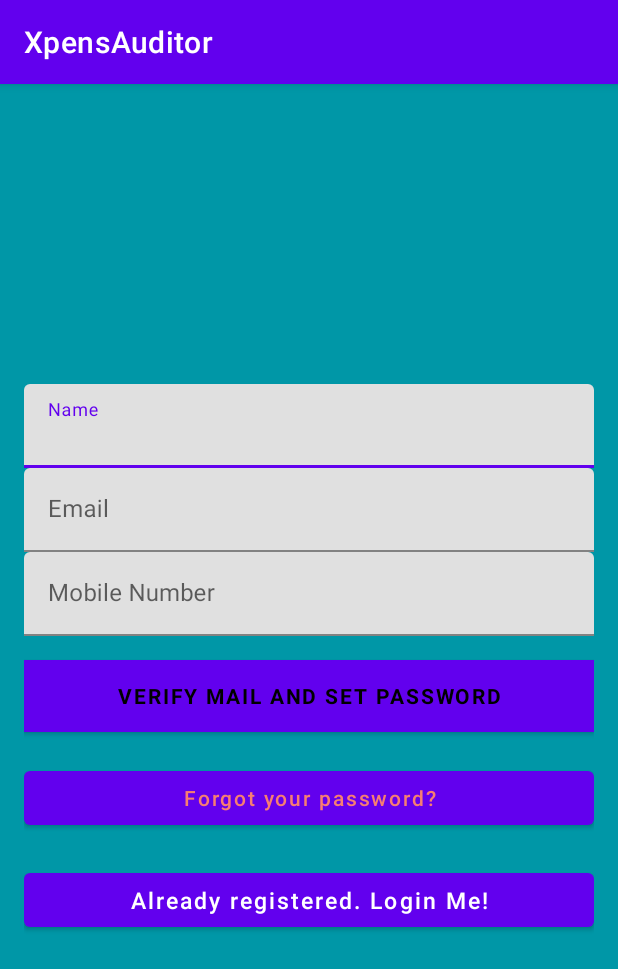
After one commit to SaiPavanYalla/XpensAuditor, an Android app: the SignupActivity screen opened directly, with no data from a screen before it, on a phone screen of 412 x 824 dp. The commit adds this screen. Shown: the top 969 px of the screen. Run offline under Robolectric (Android 15) with nearby library versions, the phone set to English and light mode, and no system bars; our stand-ins replace Firebase (no records; nobody signed in at launch, a user with empty details on screens opened directly); libraries missing offline, so code that uses them is left out: com.firebase.client; 1 statement that could not run was skipped.

Commit message:
SignUp & ResetPassword pages added

```diff
--- a/XpensAuditor/app/build.gradle
+++ b/XpensAuditor/app/build.gradle
@@ -42,5 +42,9 @@ dependencies {
     implementation 'com.google.firebase:firebase-auth:21.0.8'
     implementation "com.firebaseui:firebase-ui-auth:8.0.2"
     implementation 'com.android.support:support-annotations:28.0.0'
+    implementation 'com.google.firebase:firebase-database:20.0.6'
+    implementation 'com.google.firebase:firebase-core:21.1.1'
+    implementation 'com.firebase:firebase-client-android:2.4.0'
+    implementation 'com.google.firebase:firebase-storage:20.0.2'
 
 }
--- a/XpensAuditor/app/src/main/java/com/xa/xpensauditor/LoginActivity.java
+++ b/XpensAuditor/app/src/main/java/com/xa/xpensauditor/LoginActivity.java
@@ -32,6 +32,7 @@ public class LoginActivity extends AppCompatActivity {
         auth = FirebaseAuth.getInstance();
 
         if (auth.getCurrentUser() != null) {
+// todo
 //            startActivity(new Intent(LoginActivity.this, HomeActivity.class));
             finish();
         }
@@ -56,13 +57,15 @@ public class LoginActivity extends AppCompatActivity {
         btnSignup.setOnClickListener(new View.OnClickListener() {
             @Override
             public void onClick(View v) {
-//                startActivity(new Intent(LoginActivity.this, SignupActivity.class));
+
+                startActivity(new Intent(LoginActivity.this, SignupActivity.class));
             }
         });
 
         btnReset.setOnClickListener(new View.OnClickListener() {
             @Override
             public void onClick(View v) {
+//todo
 //                startActivity(new Intent(LoginActivity.this, ResetPasswordActivity.class));
             }
         });
@@ -102,6 +105,7 @@ public class LoginActivity extends AppCompatActivity {
                                         Toast.makeText(LoginActivity.this, getString(R.string.auth_failed), Toast.LENGTH_LONG).show();
                                     }
                                 } else {
+// todo
 //                                    Intent intent = new Intent(LoginActivity.this, HomeActivity.class);
 //                                    startActivity(intent);
                                     finish();
--- /dev/null
+++ b/XpensAuditor/app/src/main/java/com/xa/xpensauditor/SignupActivity.java
@@ -0,0 +1,217 @@
+package com.xa.xpensauditor;
+
+import androidx.appcompat.app.AppCompatActivity;
+
+import android.content.ContentResolver;
+import android.content.Context;
+import android.content.Intent;
+import android.net.Uri;
+import android.os.Bundle;
+import android.support.annotation.AnyRes;
+import android.support.annotation.NonNull;
+import android.text.TextUtils;
+import android.view.View;
+import android.widget.Button;
+import android.widget.EditText;
+import android.widget.ProgressBar;
+import android.widget.Toast;
+import com.google.android.gms.tasks.OnCompleteListener;
+
+import com.firebase.client.Firebase;
+import com.google.android.gms.tasks.OnSuccessListener;
+import com.google.android.gms.tasks.Task;
+import com.google.firebase.auth.AuthResult;
+import com.google.firebase.auth.FirebaseAuth;
+import com.google.firebase.storage.FirebaseStorage;
+import com.google.firebase.storage.StorageReference;
+import com.google.firebase.storage.UploadTask;
+
+public class SignupActivity extends AppCompatActivity {
+
+    private EditText inputEmail;
+    private EditText inputName;
+    private EditText inputPhnnum;
+
+
+    private Firebase mRootRef;
+    private Firebase RefUid;
+    private Firebase RefName;
+    private Firebase RefEmail;
+    private Firebase RefPhnnum;
+    private Firebase RefCat,RefFood,RefHealth,RefTravel,RefEdu,RefBills,RefHomeNeeds,RefOthers,RefUncat,RefAddress;
+
+    private StorageReference storageReference,filepath;
+
+
+    private Button btnSignIn, btnSignUp, btnResetPassword;
+    private ProgressBar progressBar;
+    private FirebaseAuth auth;
+
+    @Override
+    protected void onCreate(Bundle savedInstanceState) {
+        super.onCreate(savedInstanceState);
+        setContentView(R.layout.activity_signup);
+
+        //Get Firebase auth instance
+        auth = FirebaseAuth.getInstance();
+        mRootRef = new Firebase("https://expense-2a69a.firebaseio.com/");
+        storageReference = FirebaseStorage.getInstance().getReference();
+
+        btnSignIn = (Button) findViewById(R.id.sign_in_button);
+        btnSignUp = (Button) findViewById(R.id.sign_up_button);
+        inputEmail = (EditText) findViewById(R.id.email);
+        inputName = (EditText) findViewById(R.id.Name);
+        inputPhnnum = (EditText) findViewById(R.id.phnum);
+
+
+        progressBar = (ProgressBar) findViewById(R.id.progressBar);
+        btnResetPassword = (Button) findViewById(R.id.btn_reset_password);
+
+        btnResetPassword.setOnClickListener(new View.OnClickListener() {
+            @Override
+            public void onClick(View v) {
+// todo
+//                startActivity(new Intent(SignupActivity.this, ResetPasswordActivity.class));
+            }
+        });
+
+        btnSignIn.setOnClickListener(new View.OnClickListener() {
+            @Override
+            public void onClick(View v) {
+                finish();
+            }
+        });
+
+        btnSignUp.setOnClickListener(new View.OnClickListener() {
+            @Override
+            public void onClick(View v) {
+
+                final String email = inputEmail.getText().toString().trim();
+                String password = "defaultpw9";
+
+                if (TextUtils.isEmpty(email)) {
+                    Toast.makeText(getApplicationContext(), "Enter email address!", Toast.LENGTH_SHORT).show();
+                    return;
+                }
+
+               /* if (TextUtils.isEmpty(password)) {
+                    Toast.makeText(getApplicationContext(), "Enter password!", Toast.LENGTH_SHORT).show();
+                    return;
+                }
+
+                if (password.length() < 6) {
+                    Toast.makeText(getApplicationContext(), "Password too short, enter minimum 6 characters!", Toast.LENGTH_SHORT).show();
+                    return;
+                }*/
+
+                progressBar.setVisibility(View.VISIBLE);
+                //create user
+                auth.createUserWithEmailAndPassword(email, password)
+                        .addOnCompleteListener(SignupActivity.this, new OnCompleteListener<AuthResult>() {
+                            @Override
+                            public void onComplete(@NonNull Task<AuthResult> task) {
+                                Toast.makeText(SignupActivity.this, "createUserWithEmail:onComplete:" + task.isSuccessful(), Toast.LENGTH_SHORT).show();
+                                progressBar.setVisibility(View.GONE);
+                                // If sign in fails, display a message to the user. If sign in succeeds
+                                // the auth state listener will be notified and logic to handle the
+                                // signed in user can be handled in the listener.
+                                if (!task.isSuccessful()) {
+                                    Toast.makeText(SignupActivity.this, "Authentication failed." + task.getException(),
+                                            Toast.LENGTH_SHORT).show();
+                                } else {
+
+
+
+
+                                    auth.sendPasswordResetEmail(email)
+                                            .addOnCompleteListener(new OnCompleteListener<Void>() {
+                                                @Override
+                                                public void onComplete(@NonNull Task<Void> task) {
+                                                    if (task.isSuccessful()) {
+                                                        Toast.makeText(SignupActivity.this, "We have sent you instructions to reset your password!", Toast.LENGTH_SHORT).show();
+                                                    } else {
+                                                        Toast.makeText(SignupActivity.this, "Failed to send reset email!", Toast.LENGTH_SHORT).show();
+                                                    }
+
+                                                    progressBar.setVisibility(View.GONE);
+                                                }
+                                            });
+
+                                    String Uid=auth.getUid();
+                                    String name=inputName.getText().toString().trim();
+                                    String Phnnum=inputPhnnum.getText().toString().trim();
+
+                                    RefUid= mRootRef.child(Uid);
+
+                                    RefName = RefUid.child("Name");
+                                    RefName.setValue(name);
+                                    RefEmail=RefUid.child("Email");
+                                    RefEmail.setValue(email);
+                                    RefPhnnum=RefUid.child("Phone Number");
+                                    RefPhnnum.setValue(Phnnum);
+                                    RefAddress=RefUid.child("Address");
+                                    RefAddress.setValue("Add Address");
+                                    RefUid.child("Day").setValue("0");
+                                    RefUid.child("Month").setValue("0");
+                                    RefUid.child("Year").setValue("0");
+
+                                    RefCat=RefUid.child("Categories");
+                                    RefFood=RefCat.child("Food");
+                                    RefFood.setValue("");
+                                    RefHealth=RefCat.child("Health");
+                                    RefHealth.setValue("");
+                                    RefTravel=RefCat.child("Travel");
+                                    RefTravel.setValue("");
+                                    RefEdu=RefCat.child("Education");
+                                    RefEdu.setValue("");
+                                    RefBills=RefCat.child("Bills");
+                                    RefBills.setValue("");
+                                    RefHomeNeeds=RefCat.child("Home Needs");
+                                    RefHomeNeeds.setValue("");
+                                    RefOthers=RefCat.child("Others");
+                                    RefOthers.setValue("");
+                                    //RefUncat=RefCat.child("Uncategorised");
+                                    //RefUncat.setValue("");
+                                    filepath=storageReference.child("Profile Image").child(Uid+".jpg");
+
+                                    Uri imuri=getUriToDrawable(getApplicationContext(),R.drawable.def_profile_pic);
+
+                                    StorageReference storageReference= FirebaseStorage.getInstance().getReference();
+
+                                    final StorageReference ref = storageReference.child("picture.jpg");
+                                    filepath.putFile(imuri).addOnSuccessListener(new OnSuccessListener<UploadTask.TaskSnapshot>() {
+                                        @Override
+                                        public void onSuccess(UploadTask.TaskSnapshot taskSnapshot) {
+                                            ref.getDownloadUrl().addOnSuccessListener(new OnSuccessListener<Uri>() {
+                                                @Override
+                                                public void onSuccess(Uri uri) {
+                                                    final Uri downloadUrl = uri;
+                                                }
+                                            });
+                                        }
+                                    });
+                                    // auth.signOut();
+//                                    startActivity(new Intent(SignupActivity.this, SignSetCatBudget.class));
+                                    finish();
+                                }
+                            }
+                        });
+            }
+        });
+    }
+
+    @Override
+    protected void onResume() {
+        super.onResume();
+        progressBar.setVisibility(View.GONE);
+    }
+
+    public static final Uri getUriToDrawable(@NonNull Context context,
+                                             @AnyRes int drawableId) {
+        Uri imageUri = Uri.parse(ContentResolver.SCHEME_ANDROID_RESOURCE +
+                "://" + context.getResources().getResourcePackageName(drawableId)
+                + '/' + context.getResources().getResourceTypeName(drawableId)
+                + '/' + context.getResources().getResourceEntryName(drawableId) );
+        return imageUri;
+    }
+}
--- /dev/null
+++ b/XpensAuditor/app/src/main/res/layout/activity_signup.xml
@@ -0,0 +1,121 @@
+<?xml version="1.0" encoding="utf-8"?>
+<androidx.constraintlayout.widget.ConstraintLayout xmlns:android="http://schemas.android.com/apk/res/android"
+    xmlns:app="http://schemas.android.com/apk/res-auto"
+    xmlns:tools="http://schemas.android.com/tools"
+    android:layout_width="match_parent"
+    android:layout_height="match_parent"
+    tools:context=".SignupActivity">
+    <LinearLayout
+        android:layout_width="fill_parent"
+        android:layout_height="fill_parent"
+        android:background="@color/colorPrimaryDark"
+        android:gravity="center"
+        android:orientation="vertical"
+        android:padding="@dimen/activity_horizontal_margin"
+        app:layout_constraintBottom_toBottomOf="parent"
+        app:layout_constraintEnd_toEndOf="parent"
+        app:layout_constraintStart_toStartOf="parent"
+        app:layout_constraintTop_toTopOf="parent">
+
+
+        <com.google.android.material.textfield.TextInputLayout
+            android:layout_width="match_parent"
+            android:layout_height="wrap_content">
+
+            <EditText
+                android:id="@+id/Name"
+                android:layout_width="match_parent"
+                android:layout_height="wrap_content"
+                android:hint="@string/Name"
+                android:inputType="textEmailAddress"
+                android:maxLines="1"
+                android:singleLine="true"
+                android:textColor="@android:color/white"
+                android:autofillHints="emailAddress" />
+
+        </com.google.android.material.textfield.TextInputLayout>
+
+        <com.google.android.material.textfield.TextInputLayout
+            android:layout_width="match_parent"
+            android:layout_height="wrap_content">
+            <EditText
+                android:id="@+id/email"
+                android:layout_width="match_parent"
+                android:layout_height="wrap_content"
+                android:hint="@string/email"
+                android:inputType="textEmailAddress"
+                android:maxLines="1"
+                android:singleLine="true"
+                android:textColor="@android:color/white"
+                android:autofillHints="password" />
+
+        </com.google.android.material.textfield.TextInputLayout>
+
+
+        <com.google.android.material.textfield.TextInputLayout
+            android:layout_width="match_parent"
+            android:layout_height="wrap_content">
+
+            <EditText
+                android:id="@+id/phnum"
+                android:layout_width="match_parent"
+                android:layout_height="wrap_content"
+                android:digits="0123456789"
+                android:hint="@string/phnum"
+                android:inputType="phone"
+                android:maxLines="1"
+                android:singleLine="true"
+                android:textColor="@android:color/white"
+                android:autofillHints="phone" />
+
+        </com.google.android.material.textfield.TextInputLayout>
+
+
+
+        <Button
+            android:id="@+id/sign_up_button"
+            style="?android:textAppearanceSmall"
+            android:layout_width="match_parent"
+            android:layout_height="wrap_content"
+            android:layout_marginTop="16dp"
+            android:background="@color/colorAccent"
+            android:text="@string/SP"
+            android:textColor="@android:color/black"
+            android:textStyle="bold" />
+
+        <Button
+            android:id="@+id/btn_reset_password"
+            android:layout_width="fill_parent"
+            android:layout_height="wrap_content"
+            android:layout_marginTop="20dip"
+            android:background="@null"
+            android:text="@string/btn_forgot_password"
+            android:textAllCaps="false"
+            android:textColor="@color/colorAccent" />
+
+        <!-- Link to Login Screen -->
+
+        <Button
+            android:id="@+id/sign_in_button"
+            android:layout_width="fill_parent"
+            android:layout_height="wrap_content"
+            android:layout_marginTop="20dip"
+            android:background="@null"
+            android:text="@string/btn_link_to_login"
+            android:textAllCaps="false"
+            android:textColor="@color/white"
+            android:textSize="15sp" />
+    </LinearLayout>
+
+    <ProgressBar
+        android:id="@+id/progressBar"
+        android:layout_width="30dp"
+        android:layout_height="30dp"
+        android:layout_gravity="center|bottom"
+        android:layout_marginBottom="20dp"
+        android:visibility="gone"
+        app:layout_constraintBottom_toBottomOf="parent"
+        app:layout_constraintEnd_toEndOf="parent"
+        app:layout_constraintStart_toStartOf="parent"
+        app:layout_constraintTop_toTopOf="parent"/>
+</androidx.constraintlayout.widget.ConstraintLayout>
```
Also changed, not shown: XpensAuditor/app/src/main/AndroidManifest.xml (+14 -0 lines), XpensAuditor/app/src/main/java/com/xa/xpensauditor/ResetPasswordActivity.java (added, +73 -0 lines), XpensAuditor/app/src/main/res/layout/activity_reset_password.xml (added, +100 -0 lines), XpensAuditor/app/src/main/res/drawable-v24/def_profile_pic.png (added).
